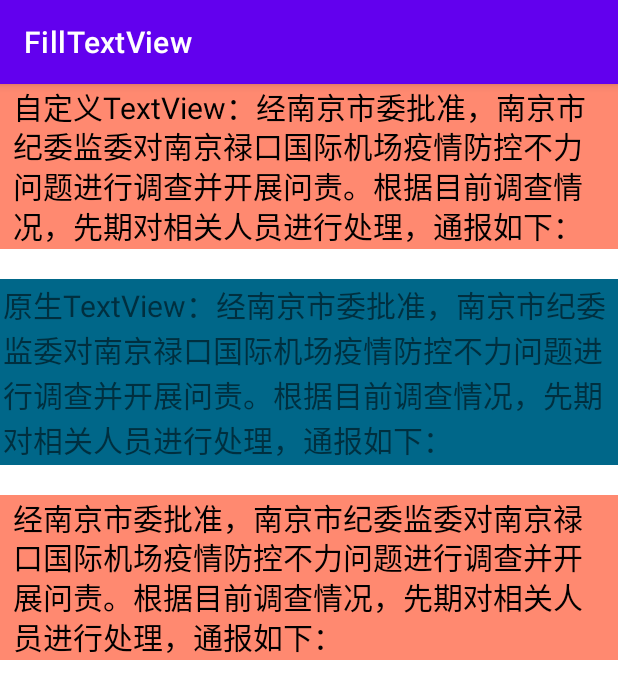
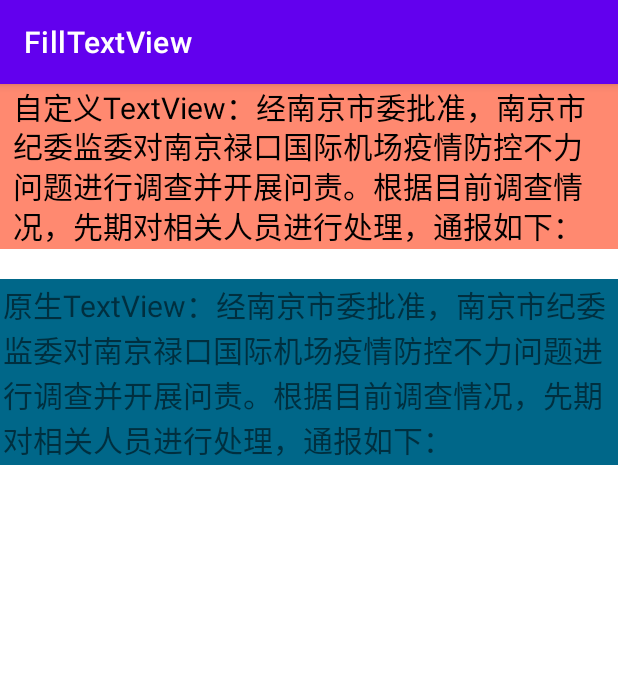
Before and after one commit to JackFung2015/FillTextView, an Android app: the screen it shows after launch (MainActivity), on a phone screen of 412 x 824 dp. Shown: the top 699 px of the screen. Run offline under Robolectric (Android 15) with nearby library versions, the phone set to English and light mode, and no system bars.

```diff
--- a/app/src/main/res/layout/activity_main.xml
+++ b/app/src/main/res/layout/activity_main.xml
@@ -30,18 +30,4 @@
         android:text="原生TextView：经南京市委批准，南京市纪委监委对南京禄口国际机场疫情防控不力问题进行调查并开展问责。根据目前调查情况，先期对相关人员进行处理，通报如下："
         android:layout_width="wrap_content"
         android:layout_height="wrap_content"/>
-
-    <com.fung.view.FillSingleTextView
-        android:id="@+id/fst"
-        android:background="#ff8970"
-        android:layout_width="wrap_content"
-        android:layout_height="wrap_content"
-        android:padding="2dp"
-        android:layout_marginTop="20dp"
-        ft:fText="经南京市委批准，南京市纪委监委对南京禄口国际机场疫情防控不力问题进行调查并开展问责。根据目前调查情况，先期对相关人员进行处理，通报如下："
-        ft:fTextColor="@color/black"
-        ft:fTextSize="20sp"
-        app:layout_constraintTop_toBottomOf="@id/tv"
-        app:layout_constraintLeft_toLeftOf="parent"/>
-
 </androidx.constraintlayout.widget.ConstraintLayout>
```
Also changed, not shown: 1 other file.
